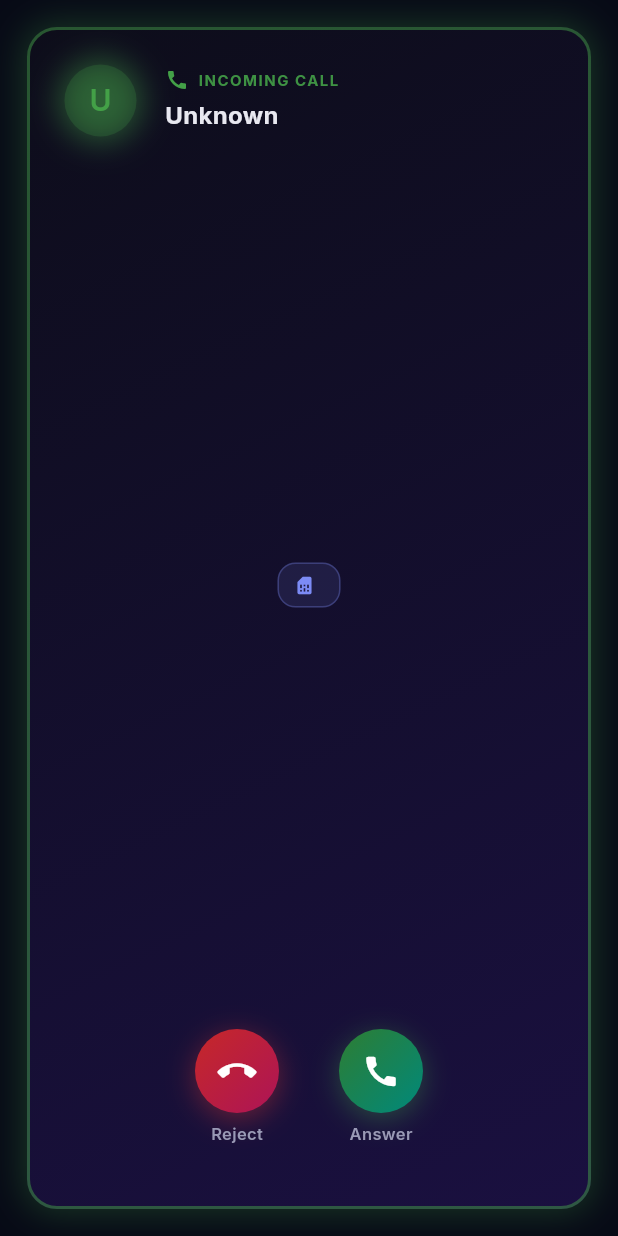
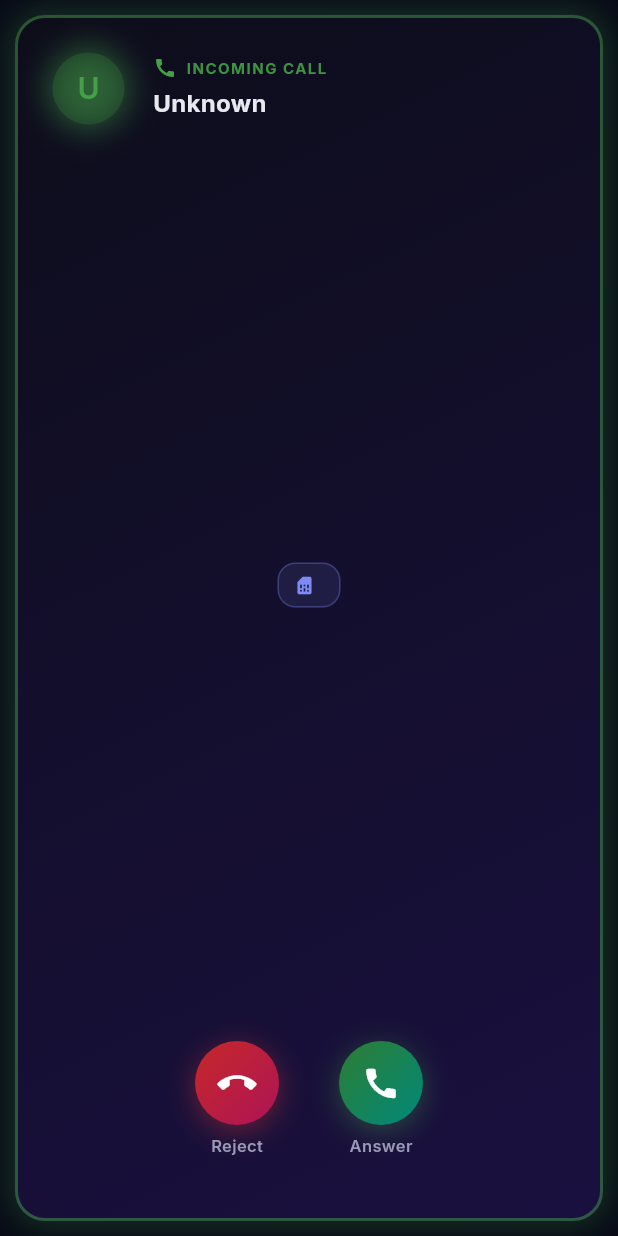
Before and after one commit to md-riaz/PacketDial, a Flutter app: the IncomingCallBanner widget shown alone on an empty page, opened directly with empty values, on a phone screen of 412 x 824 dp. Run offline on Flutter 3.47's test engine with Material 3 defaults, Android fonts, the light colour scheme and no system bars; our stand-ins replace audioplayers, file_picker, flutter_riverpod, google_fonts, isar and 2 more; missing offline and left inert: bitsdojo_window, dart:ffi, hotkey_manager, phone_numbers_parser, tray_manager, window_manager; accounts and stored records are empty; generated files the repository leaves out were written again; statements that could not run were skipped.

Commit message:
Refine incoming overlay layout and spacing

```diff
--- a/app_flutter/lib/screens/incoming_call_banner.dart
+++ b/app_flutter/lib/screens/incoming_call_banner.dart
@@ -132,10 +132,9 @@ class _IncomingCallBannerState extends State<IncomingCallBanner>
       child: FadeTransition(
         opacity: _slideCtrl,
         child: Container(
-          color: const Color(0xEE070A16),
-          child: SafeArea(
-            child: Padding(
-              padding: const EdgeInsets.all(18),
+          color: const Color(0xFF070A16),
+          child: Padding(
+              padding: const EdgeInsets.fromLTRB(10, 10, 10, 10),
               child: Container(
                 decoration: BoxDecoration(
                   gradient: const LinearGradient(
@@ -387,7 +386,6 @@ class _IncomingCallBannerState extends State<IncomingCallBanner>
                   ),
                 ),
               ),
-            ),
           ),
         ),
       ),
```
